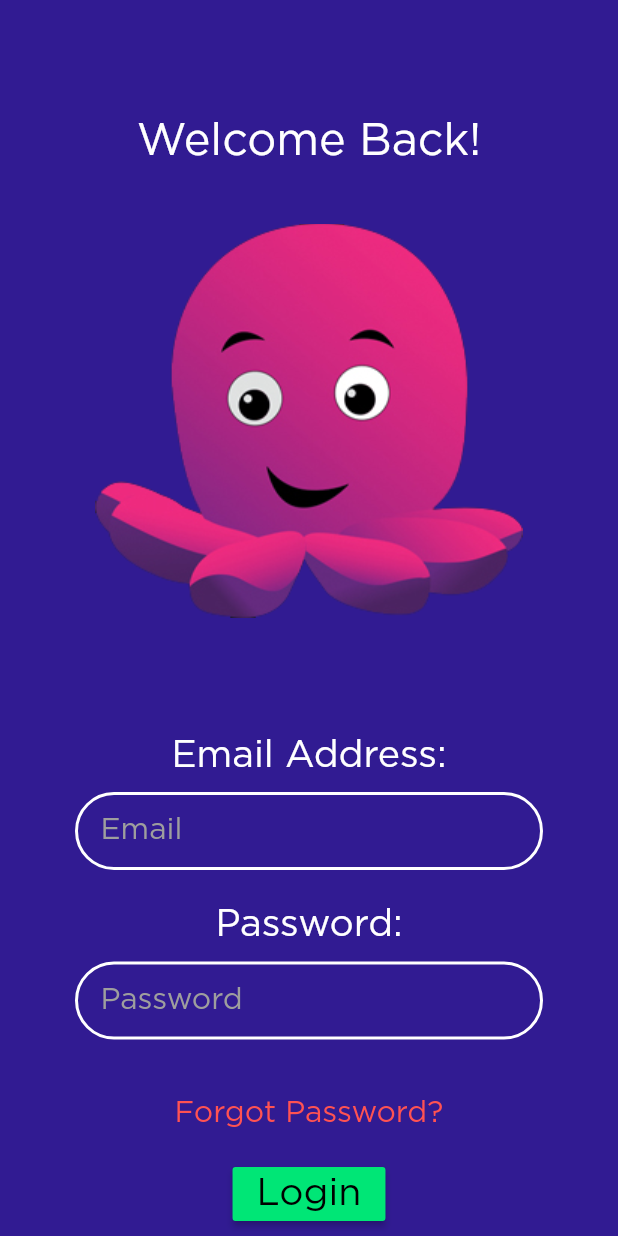
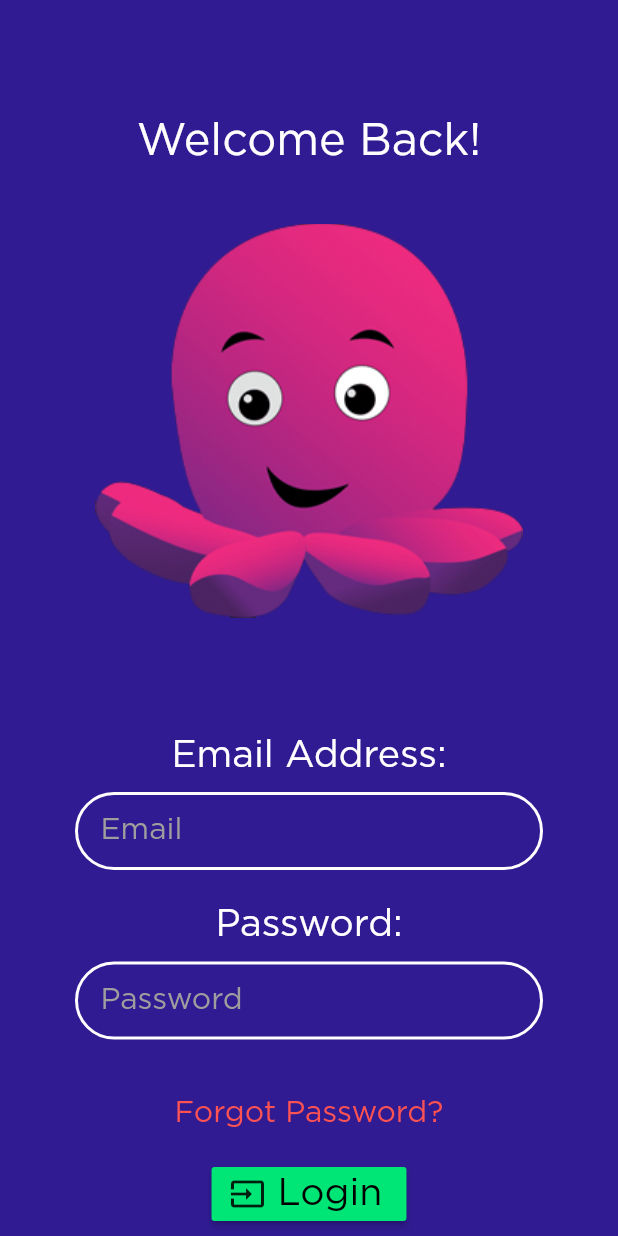
Before and after one commit to jagraj28/OctopusApp, a Flutter app: the screen it shows after launch, on a phone screen of 412 x 824 dp. Run offline on Flutter 3.47's test engine with Material 2 defaults, Android fonts, the phone set to English and light mode, and no system bars; our stand-ins replace carousel_slider, curved_navigation_bar.

Commit message:
Update login.dart

```diff
--- a/octopus_app/lib/pages/login.dart
+++ b/octopus_app/lib/pages/login.dart
@@ -157,12 +157,13 @@ class _LoginState extends State<Login> {
               child: Padding(
                 padding: EdgeInsets.only(top: 20.0),
                 child: Center(
-                  child: RaisedButton(
+                  child: RaisedButton.icon(
                     onPressed: () {
                       Navigator.pushReplacementNamed(context, '/navigation');
                     },
+                    icon: Icon(Icons.input),
                     color: Colors.greenAccent[400],
-                    child: Text(
+                    label: Text(
                       'Login',
                       style: TextStyle(
                         color: Colors.black,
```
